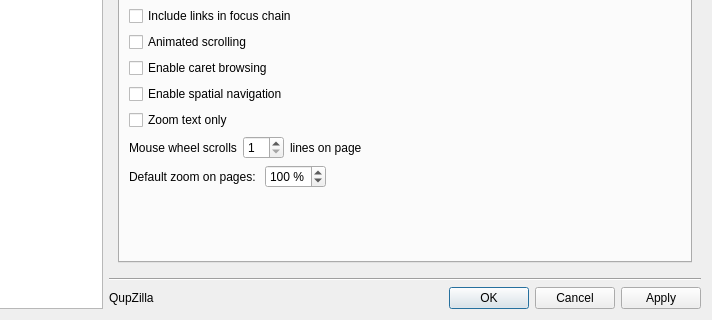
This is src/lib/preferences/preferences.ui in QupZilla/qupzilla as Qt 5 draws it before an edit; both pictures show x 128 to 840 and y 234 to 554 of the 840 by 554 pixel window. The edited form follows.
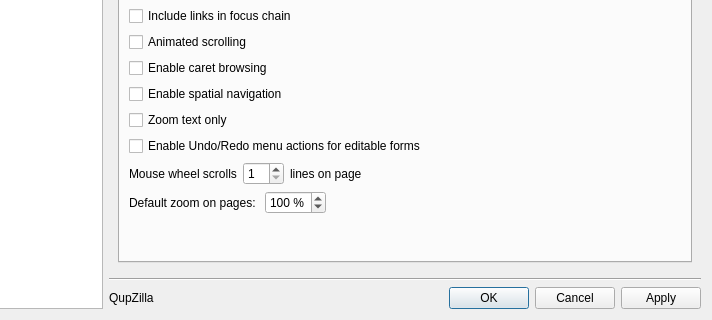
This is the edited form. The open tabs and pages were chosen to show the change. Custom widgets are drawn as their Qt base class.

Commit message: [WebView] Option to add Undo/Redo menu actions to forms

What changed in the file:
```diff
--- a/src/lib/preferences/preferences.ui
+++ b/src/lib/preferences/preferences.ui
@@ -1100,6 +1100,13 @@
                    </property>
                   </widget>
                  </item>
+                 <item>
+                  <widget class="QCheckBox" name="formsUndoRedo">
+                   <property name="text">
+                    <string>Enable Undo/Redo menu actions for editable forms</string>
+                   </property>
+                  </widget>
+                 </item>
                 </layout>
                </item>
                <item row="2" column="0">
```
The commit also changes 4 other files.
